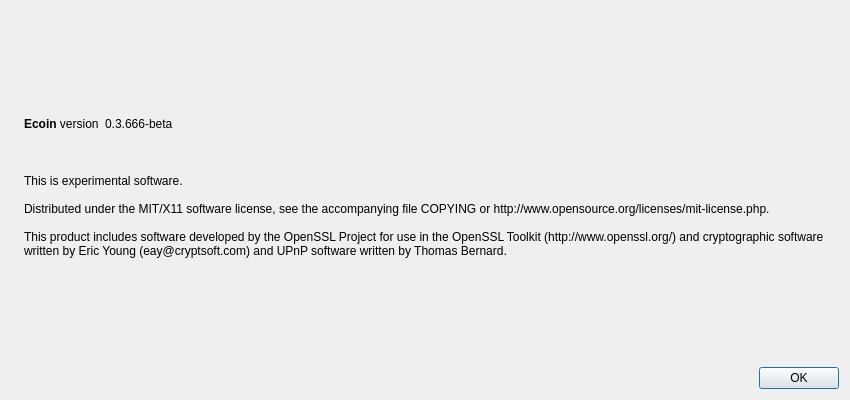
Old version of the form ecoin/src/qt/forms/aboutdialog.ui in the repository epsylon/ecoin.
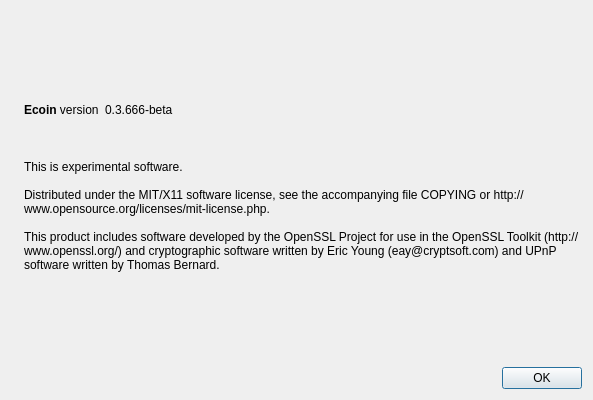
New version of the form. Icons and pictures are not drawn.

```diff
--- a/ecoin/src/qt/forms/aboutdialog.ui
+++ b/ecoin/src/qt/forms/aboutdialog.ui
@@ -6,7 +6,7 @@
    <rect>
     <x>0</x>
     <y>0</y>
-    <width>850</width>
+    <width>593</width>
     <height>400</height>
    </rect>
   </property>
```
